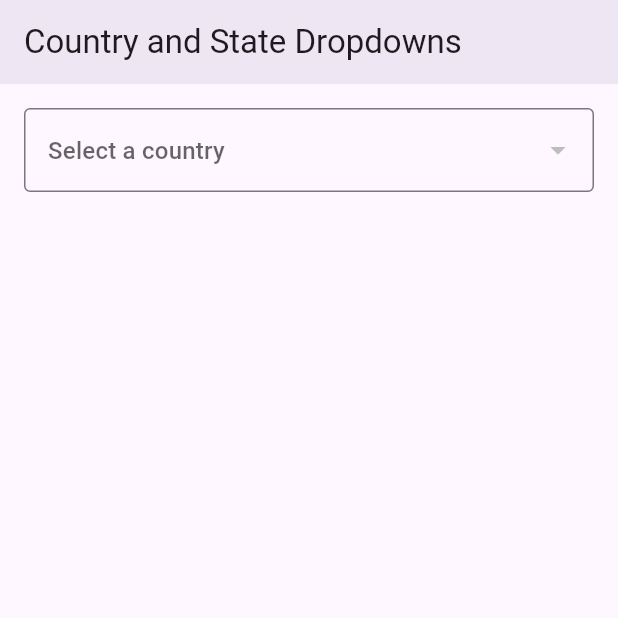
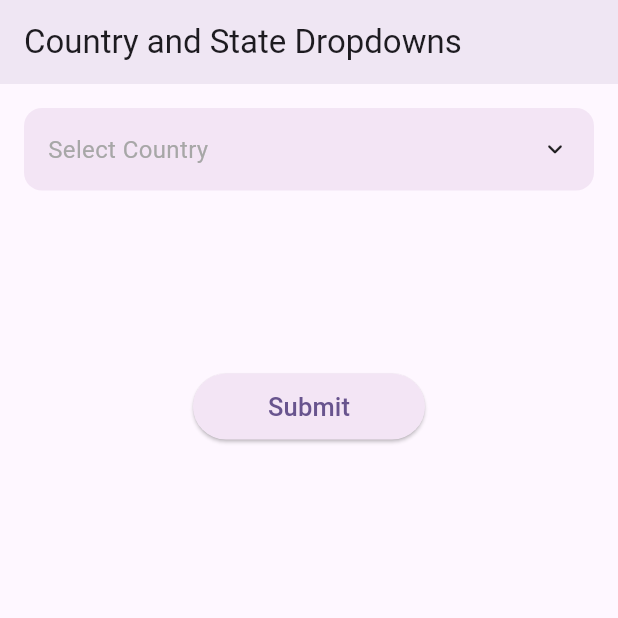
Before and after one commit to hardikviradiya/flutter_dropdown_demo_app, a Flutter app: the screen it shows after launch, on a phone screen of 412 x 824 dp, the top half of it. Run offline on Flutter 3.47's test engine with Material 3 defaults, Android fonts, the phone set to English and light mode, and no system bars; drawn by our look-alikes of animated_custom_dropdown; our stand-ins replace device_info_plus; network calls fail.

Commit message:
Added a submit button and second screen to show selection

```diff
--- a/lib/models/country.dart
+++ b/lib/models/country.dart
@@ -10,4 +10,10 @@ class Country {
       value: json['value'],
     );
   }
+
+  //To use the class as custom dropdown value
+  @override
+  String toString() {
+    return value;
+  }
 }
--- a/lib/models/state.dart
+++ b/lib/models/state.dart
@@ -10,4 +10,10 @@ class State {
       value: json['value'],
     );
   }
+
+  //To use the class as custom dropdown value
+  @override
+  String toString() {
+    return value;
+  }
 }
--- a/lib/screens/dropdown_screen.dart
+++ b/lib/screens/dropdown_screen.dart
@@ -1,4 +1,6 @@
+import 'package:animated_custom_dropdown/custom_dropdown.dart';
 import 'package:flutter/material.dart';
+import 'package:flutter_dropdown_demo_app/screens/show_selection_screen.dart';
 import 'package:provider/provider.dart';
 
 import '../models/country.dart';
@@ -14,6 +16,7 @@ class DropdownScreen extends StatefulWidget {
 }
 
 class _DropdownScreenState extends State<DropdownScreen> {
+  final GlobalKey<ScaffoldState> _scaffoldKey = GlobalKey<ScaffoldState>();
   Country? _selectedCountry;
   country_state.State? _selectedState;
 
@@ -29,6 +32,7 @@ class _DropdownScreenState extends State<DropdownScreen> {
     final stateProvider = Provider.of<StateProvider>(context);
 
     return Scaffold(
+      key: _scaffoldKey,
       appBar: AppBar(
         elevation: 5,
         title: const Text('Country and State Dropdowns'),
@@ -40,56 +44,70 @@ class _DropdownScreenState extends State<DropdownScreen> {
           children: [
             countryProvider.loading
                 ? const Center(child: CircularProgressIndicator())
-                : DropdownButtonFormField<Country>(
-                    value: _selectedCountry,
-                    decoration: const InputDecoration(
-                        border: OutlineInputBorder(
-                            borderRadius:
-                                BorderRadius.all(Radius.circular(4.0))),
-                        hintText: 'Select a country'),
-                    onChanged: (Country? newValue) {
+                : CustomDropdown<Country>.search(
+                    hintText: 'Select Country',
+                    decoration: CustomDropdownDecoration(
+                        closedFillColor: Colors.purple.shade50),
+                    items: countryProvider.countries,
+                    excludeSelected: false,
+                    onChanged: (newValue) {
                       setState(() {
-                        _selectedCountry = newValue!;
+                        _selectedCountry = newValue;
                         _selectedState = null;
                         stateProvider.fetchStates(newValue);
                       });
-                    },
-                    items: countryProvider.countries
-                        .map<DropdownMenuItem<Country>>(
-                          (Country country) => DropdownMenuItem<Country>(
-                            value: country,
-                            child: Text(country.value),
-                          ),
-                        )
-                        .toList(),
-                  ),
+                    }),
             const SizedBox(height: 20),
-            _selectedCountry != null ? (countryProvider.loading || stateProvider.loading)
-                ? const Center(child: CircularProgressIndicator())
-                : DropdownButtonFormField<country_state.State>(
-                    value: _selectedState,
-                    decoration: const InputDecoration(
-                        border: OutlineInputBorder(
-                            borderRadius:
-                                BorderRadius.all(Radius.circular(4.0))),
-                        hintText: 'Select a state'),
-                    onChanged: (country_state.State? newValue) {
-                      setState(() {
-                        _selectedState = newValue!;
-                      });
-                    },
-                    items: stateProvider.states
-                        .map<DropdownMenuItem<country_state.State>>(
-                            (country_state.State state) =>
-                                DropdownMenuItem<country_state.State>(
-                                  value: state,
-                                  child: Text(state.value),
-                                ))
-                        .toList(),
-                  ) : const SizedBox.shrink()
+            _selectedCountry != null
+                ? (countryProvider.loading || stateProvider.loading)
+                    ? const Center(child: CircularProgressIndicator())
+                    : CustomDropdown<country_state.State>.search(
+                        hintText: 'Select State',
+                        decoration: CustomDropdownDecoration(
+                            closedFillColor: Colors.purple.shade50),
+                        items: stateProvider.states,
+                        excludeSelected: false,
+                        onChanged: (newValue) {
+                          setState(() {
+                            _selectedState = newValue;
+                          });
+                        })
+                : const SizedBox.shrink(),
+            const SizedBox(height: 100),
+            Center(
+                child: ElevatedButton(
+              onPressed: () {
+                if (_selectedCountry != null && _selectedState != null) {
+                  Navigator.of(context).push(
+                    MaterialPageRoute(
+                      builder: (context) => ShowSelectionScreen(
+                        selectedCountry: _selectedCountry!,
+                        selectedState: _selectedState!,
+                      ),
+                    ),
+                  );
+                } else {
+                  _showSnackBar('Please select both country and state.');
+                }
+              },
+              style: ElevatedButton.styleFrom(
+                  backgroundColor: Colors.purple.shade50,
+                  padding: const EdgeInsets.symmetric(horizontal: 50, vertical: 10)),
+              child: const Text('Submit', style: TextStyle(fontSize: 17)),
+            )),
           ],
         ),
       ),
     );
   }
+
+  // Function to show Snackbar
+  void _showSnackBar(String message) {
+    ScaffoldMessenger.of(context).showSnackBar(
+      SnackBar(
+        content: Text(message),
+        duration: const Duration(seconds: 3),
+      ),
+    );
+  }
 }
--- a/pubspec.yaml
+++ b/pubspec.yaml
@@ -34,8 +34,11 @@ dependencies:
   #for API calls
   http: ^1.2.1
 
-  #for manage state
+  #to manage state
   provider: ^6.1.2
+
+  #for custom dropdown widget
+  animated_custom_dropdown: 3.0.0
 
   #To get the device info for api call header
   device_info_plus: ^10.1.0
```
Also changed, not shown: lib/screens/show_selection_screen.dart (added, +55 -0 lines), pubspec.lock.
